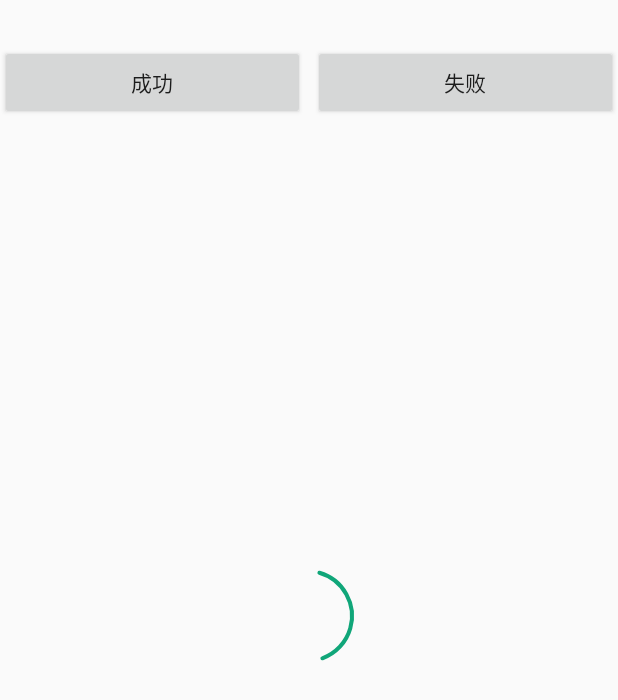
After one commit to 06110902002/Android_UIKit, an Android app: the LoadAnimActivity screen opened directly, with no data from a screen before it, on a phone screen of 412 x 824 dp. The commit adds this screen. Shown: the top 700 px of the screen. Run offline under Robolectric (Android 15) with nearby library versions, the phone set to English and light mode, and no system bars.

Commit message:
添加提示动画

```diff
--- a/app/src/main/AndroidManifest.xml
+++ b/app/src/main/AndroidManifest.xml
@@ -21,6 +21,8 @@
 
         <activity android:name=".drag.DragActivity" />
 
+        <activity android:name=".LoadAnimActivity" />
+
 
 
 
--- /dev/null
+++ b/app/src/main/java/com/check/viewdraghelper/LoadAnimActivity.java
@@ -0,0 +1,39 @@
+package com.check.viewdraghelper;
+
+import android.app.Activity;
+import android.os.Bundle;
+import android.view.View;
+import android.widget.Button;
+
+import androidx.annotation.Nullable;
+
+import com.check.viewdraghelper.loadanim.LoadAnimView;
+
+/**
+ * Create By 刘胡来
+ * Create Date 2020-03-10
+ * Sensetime@Copyright
+ * Des:
+ */
+public class LoadAnimActivity extends Activity {
+
+    private LoadAnimView progress;
+    private Button btnLoading,btnSuccess,btnFail;
+
+    @Override
+    protected void onCreate(@Nullable Bundle savedInstanceState) {
+        super.onCreate(savedInstanceState);
+        setContentView(R.layout.layout_loadanim);
+        progress = findViewById(R.id.progress);
+
+        findViewById(R.id.success).setOnClickListener(new View.OnClickListener() {
+            @Override
+            public void onClick(View v) {
+
+                progress.setStatus(LoadAnimView.Status.LoadSuccess);
+                progress.startAnima();
+            }
+        });
+
+    }
+}
--- a/app/src/main/java/com/check/viewdraghelper/MainActivity.java
+++ b/app/src/main/java/com/check/viewdraghelper/MainActivity.java
@@ -28,6 +28,7 @@ public class MainActivity extends AppCompatActivity {
         ClickListener onClick = new ClickListener();
         btnScroller.setOnClickListener(onClick);
         btnElatic.setOnClickListener(onClick);
+        findViewById(R.id.btn_load_tip).setOnClickListener(onClick);
 
     }
 
@@ -43,6 +44,11 @@ public class MainActivity extends AppCompatActivity {
                 case R.id.btn_elastic:
                     startActivity(new Intent(MainActivity.this, ElasticActivity.class));
                     break;
+
+                case R.id.btn_load_tip:
+                    startActivity(new Intent(MainActivity.this, LoadAnimActivity.class));
+
+                    break;
             }
         }
     }
--- /dev/null
+++ b/app/src/main/java/com/check/viewdraghelper/loadanim/LoadAnimView.java
@@ -0,0 +1,239 @@
+package com.check.viewdraghelper.loadanim;
+
+import android.animation.AnimatorSet;
+import android.animation.ValueAnimator;
+import android.content.Context;
+import android.content.res.TypedArray;
+import android.graphics.Canvas;
+import android.graphics.Color;
+import android.graphics.Paint;
+import android.graphics.Path;
+import android.graphics.RectF;
+import android.util.AttributeSet;
+import android.util.Log;
+import android.util.TypedValue;
+import android.view.View;
+
+import androidx.annotation.Nullable;
+
+import com.check.viewdraghelper.R;
+
+/**
+ * Create By 刘胡来
+ * Create Date 2020-03-10
+ * Sensetime@Copyright
+ * Des: 加载成功与失败的动画主要总结android画线动画
+ */
+public class LoadAnimView extends View {
+
+    private static final int PROGRESS_COLOR = Color.parseColor("#10a679");
+    private static final int PROGRESS_WIDTH = 3;
+    private static final int RADIUS = 30;
+
+    private int mProgressColor = PROGRESS_COLOR;
+    private int mProgressWidth = dp2px(PROGRESS_WIDTH);
+    private int mRadius = dp2px(RADIUS);
+
+    private Paint progressPaint;
+
+    private int rotateDelta = 4;
+    private int curAngle = 0;
+
+    private int minAngle = -90;
+    private int startAngle = -90;
+    private int endAngle = 120;
+
+    private Path path;
+    private Status mStatus = Status.Loading;
+    private float lineValueLeft;//左边对勾
+    private float lineValueRight;//右边对勾
+    private float failLineFirst;//叉号
+    private float failLineSecond;
+
+    public LoadAnimView(Context context) {
+        this(context, null);
+    }
+
+    public LoadAnimView(Context context, AttributeSet attrs) {
+        this(context, attrs, 0);
+    }
+
+    public LoadAnimView(Context context, AttributeSet attrs, int defStyleAttr) {
+        super(context, attrs, defStyleAttr);
+        TypedArray typedArray = getContext().obtainStyledAttributes(attrs, R.styleable.MdStyleProgress);
+        int indexCount = typedArray.getIndexCount();
+        for (int i = 0; i < indexCount; i++) {
+            int attr = typedArray.getIndex(i);
+            switch (attr) {
+                case R.styleable.MdStyleProgress_progress_color:
+                    mProgressColor = typedArray.getColor(attr, PROGRESS_COLOR);
+                    break;
+                case R.styleable.MdStyleProgress_progress_width:
+                    mProgressWidth = (int) typedArray.getDimension(attr, mProgressWidth);
+                    break;
+                case R.styleable.MdStyleProgress_tip_radius:
+                    mRadius = (int) typedArray.getDimension(attr, mRadius);
+                    break;
+            }
+        }
+        typedArray.recycle();
+        setPaint();
+
+        path = new Path();
+        path.moveTo(mRadius / 2, mRadius);
+        path.lineTo(mRadius, mRadius + mRadius / 2);
+        path.lineTo(mRadius + mRadius / 2, mRadius / 2);
+    }
+
+    private void setPaint() {
+        progressPaint = new Paint();
+        progressPaint.setAntiAlias(true);
+        progressPaint.setDither(true);
+        progressPaint.setColor(mProgressColor);
+        progressPaint.setStyle(Paint.Style.STROKE);
+        progressPaint.setStrokeWidth(mProgressWidth);
+        progressPaint.setStrokeCap(Paint.Cap.ROUND);
+    }
+
+    @Override
+    protected void onMeasure(int widthMeasureSpec, int heightMeasureSpec) {
+        int widthMode = MeasureSpec.getMode(widthMeasureSpec);
+        int heightMode = MeasureSpec.getMode(heightMeasureSpec);
+
+        int widthSize;
+        int heightSize;
+        if (widthMode != MeasureSpec.EXACTLY) {
+            widthSize = getPaddingLeft() + mProgressWidth + mRadius * 2 + getPaddingRight();
+            widthMeasureSpec = MeasureSpec.makeMeasureSpec(widthSize, MeasureSpec.EXACTLY);
+        }
+        if (heightMode != MeasureSpec.EXACTLY) {
+            heightSize = getPaddingTop() + mProgressWidth + mRadius * 2 + getPaddingBottom();
+            heightMeasureSpec = MeasureSpec.makeMeasureSpec(heightSize, MeasureSpec.EXACTLY);
+        }
+        super.onMeasure(widthMeasureSpec, heightMeasureSpec);
+    }
+
+    @Override
+    protected void onDraw(Canvas canvas) {
+        super.onDraw(canvas);
+
+        canvas.save();
+        canvas.translate(getPaddingLeft(), getPaddingTop());
+
+        if (mStatus == Status.Loading) {
+            if (startAngle == minAngle) {
+                endAngle += 6;
+            }
+            if (endAngle >= 300 || startAngle > minAngle) {
+                startAngle += 6;
+                if (endAngle > 20) {
+                    endAngle -= 6;
+                }
+            }
+            if (startAngle > minAngle + 300) {
+                minAngle = startAngle;
+                endAngle = 20;
+            }
+            canvas.rotate(curAngle += rotateDelta, mRadius, mRadius);//旋转rotateDelta=4的弧长
+            canvas.drawArc(new RectF(0, 0, mRadius * 2, mRadius * 2), startAngle, endAngle, false, progressPaint);
+            invalidate();
+        } else if (mStatus == Status.LoadSuccess) {
+            canvas.drawArc(new RectF(0, 0, mRadius * 2, mRadius * 2), startAngle, 360, false, progressPaint);
+            //canvas.drawPath(path,progressPaint);
+            //画圆圈中的对勾
+            canvas.drawLine(mRadius / 2, mRadius, mRadius / 2 + lineValueLeft, mRadius + lineValueLeft, progressPaint);
+            canvas.drawLine(mRadius, mRadius + mRadius / 2, mRadius + lineValueRight, mRadius + mRadius / 2 - 1.5f * lineValueRight, progressPaint);
+        } else {
+            canvas.drawArc(new RectF(0, 0, mRadius * 2, mRadius * 2), startAngle, 360, false, progressPaint);
+            //画圆圈中的叉号(画右边叉号的时候，终止位置的x坐标为起始x位置减去failLineFirst，而failLineFirst在属性动画中的取值范围是0-mRadius)
+            canvas.drawLine(mRadius + mRadius / 2, mRadius / 2, mRadius * 3 / 2 - failLineFirst, mRadius / 2 + failLineFirst, progressPaint);
+            canvas.drawLine(mRadius / 2, mRadius / 2, mRadius / 2 + failLineSecond, mRadius / 2 + failLineSecond, progressPaint);
+        }
+
+        canvas.restore();
+    }
+
+
+    public enum Status {
+        Loading,
+        LoadSuccess,
+        LoadFail
+    }
+
+    public void startAnima() {
+        //对勾左边线的属性动画
+        ValueAnimator animatorLeft = ValueAnimator.ofFloat(0f, mRadius / 2f);
+        animatorLeft.addUpdateListener(new ValueAnimator.AnimatorUpdateListener() {
+            @Override
+            public void onAnimationUpdate(ValueAnimator animation) {
+                lineValueLeft = (float) animation.getAnimatedValue();
+                Log.i("lineValueLeft", lineValueLeft + "");
+                invalidate();//重绘，调onDraw()重绘
+            }
+        });
+        //对勾右边线的属性动画
+        ValueAnimator animatorRight = ValueAnimator.ofFloat(0f, mRadius / 2f);
+        animatorRight.addUpdateListener(new ValueAnimator.AnimatorUpdateListener() {
+            @Override
+            public void onAnimationUpdate(ValueAnimator animation) {
+                lineValueRight = (float) animation.getAnimatedValue();
+                Log.i("lineValueRight", lineValueRight + "");
+                invalidate();
+            }
+        });
+        //将多个动画组合到一起需要借助AnimatorSet这个类
+        final AnimatorSet animatorSet = new AnimatorSet();
+        animatorSet.play(animatorRight).after(animatorLeft);
+        animatorSet.setDuration(150);
+        animatorSet.start();
+    }
+
+    public void failAnima() {
+        ValueAnimator failOne = ValueAnimator.ofFloat(0f, mRadius);
+        failOne.addUpdateListener(new ValueAnimator.AnimatorUpdateListener() {
+            @Override
+            public void onAnimationUpdate(ValueAnimator animation) {
+                failLineFirst = (float) animation.getAnimatedValue();
+                invalidate();
+            }
+        });
+        ValueAnimator failOther = ValueAnimator.ofFloat(0f, mRadius);
+        failOther.addUpdateListener(new ValueAnimator.AnimatorUpdateListener() {
+            @Override
+            public void onAnimationUpdate(ValueAnimator animation) {
+                failLineSecond = (float) animation.getAnimatedValue();
+                invalidate();
+            }
+        });
+        AnimatorSet animatorSet = new AnimatorSet();
+        animatorSet.play(failOther).after(failOne);
+        animatorSet.setDuration(150);
+        animatorSet.start();
+    }
+
+    public Status getStatus() {
+        return mStatus;
+    }
+
+    public void setStatus(Status mStatus) {
+        this.mStatus = mStatus;
+        invalidate();
+    }
+
+    /**
+     * dp 2 px
+     */
+    protected int dp2px(int dpVal) {
+        return (int) TypedValue.applyDimension(TypedValue.COMPLEX_UNIT_DIP,
+                dpVal, getResources().getDisplayMetrics());
+    }
+
+    /**
+     * sp 2 px
+     */
+    protected int sp2px(int spVal) {
+        return (int) TypedValue.applyDimension(TypedValue.COMPLEX_UNIT_SP,
+                spVal, getResources().getDisplayMetrics());
+    }
+
+}
--- /dev/null
+++ b/app/src/main/res/layout/layout_loadanim.xml
@@ -0,0 +1,41 @@
+<?xml version="1.0" encoding="utf-8"?>
+<RelativeLayout xmlns:android="http://schemas.android.com/apk/res/android"
+    xmlns:tools="http://schemas.android.com/tools"
+    android:layout_width="match_parent"
+    android:layout_height="match_parent"
+    >
+
+    <LinearLayout
+        android:layout_width="match_parent"
+        android:layout_height="50dp"
+        android:layout_marginTop="30dp"
+        android:orientation="horizontal">
+        <!--<Button
+            android:id="@+id/loading"
+            android:layout_width="0dp"
+            android:layout_height="match_parent"
+            android:text="还原"
+            android:layout_marginRight="5dp"
+            android:layout_weight="1"/>-->
+        <Button
+            android:id="@+id/success"
+            android:layout_width="0dp"
+            android:layout_height="match_parent"
+            android:text="成功"
+            android:layout_marginRight="5dp"
+            android:layout_weight="1"/>
+        <Button
+            android:id="@+id/fail"
+            android:layout_width="0dp"
+            android:layout_height="match_parent"
+            android:text="失败"
+            android:layout_weight="1"/>
+    </LinearLayout>
+    <com.check.viewdraghelper.loadanim.LoadAnimView
+        android:id="@+id/progress"
+        android:layout_width="wrap_content"
+        android:layout_height="wrap_content"
+        android:layout_centerInParent="true"
+        android:padding="10dp"
+        />
+</RelativeLayout>
--- a/app/src/main/res/layout/layout_test1.xml
+++ b/app/src/main/res/layout/layout_test1.xml
@@ -17,5 +17,10 @@
         android:layout_width="wrap_content"
         android:layout_height="wrap_content" />
 
+    <Button
+        android:id="@+id/btn_load_tip"
+        android:layout_width="wrap_content"
+        android:layout_height="wrap_content"
+        android:text="加载提示动画"/>
 
 </LinearLayout>
```
Also changed, not shown: app/src/main/res/values/attrs.xml (added, +17 -0 lines).
